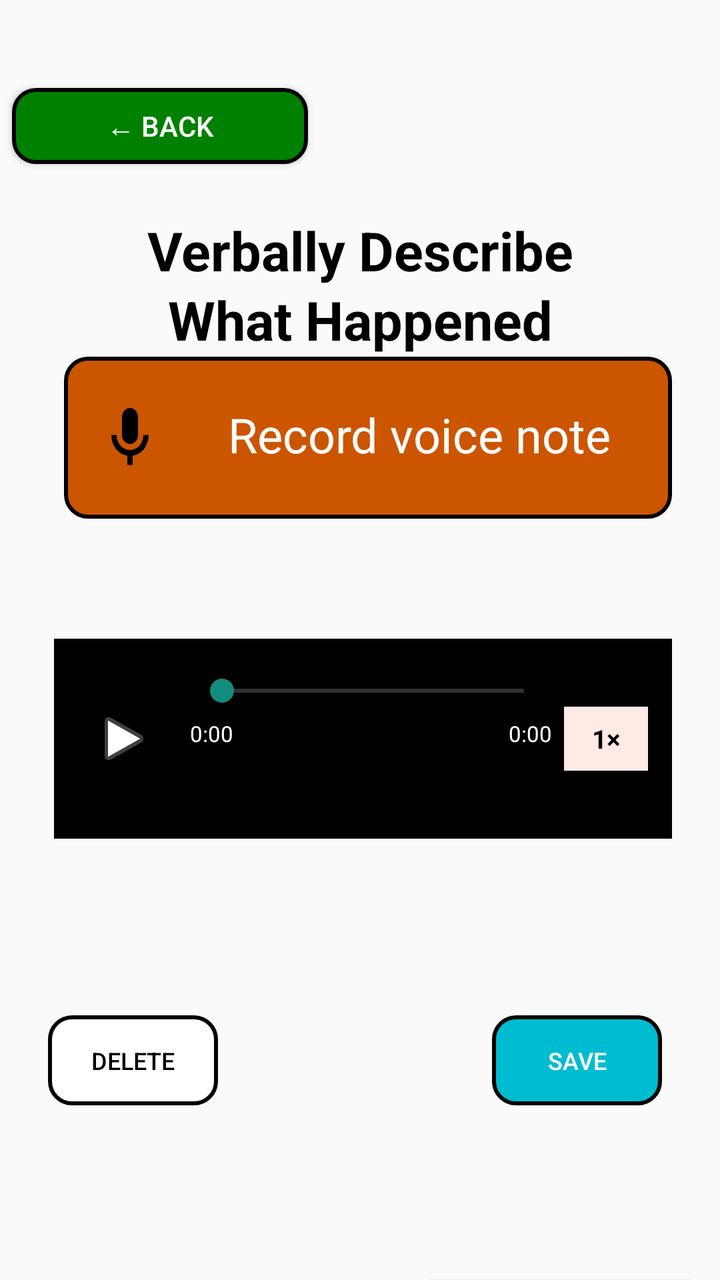
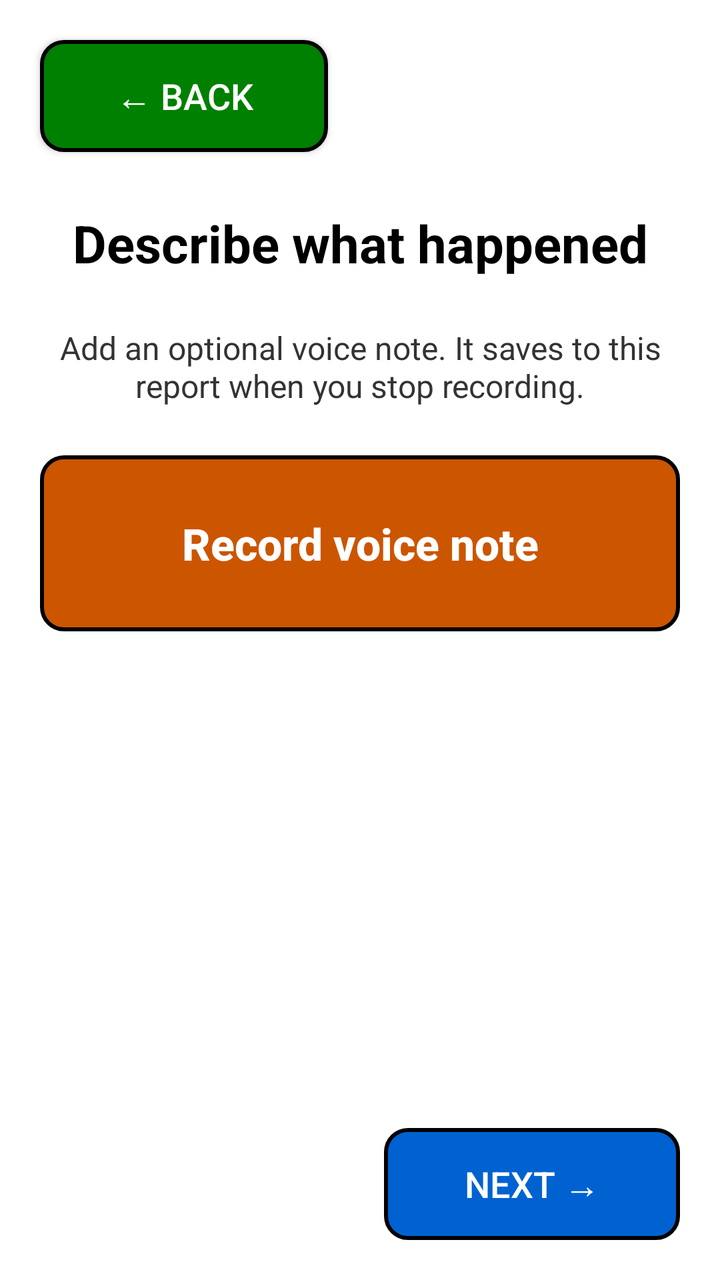

Compare the two renders of this Android layout. The source of the first and the diff that turns it into the second are given below.
<!-- AndroidManifest.xml: application theme Theme.JavaReportingSystem -->
<!-- res/layout/activity_report_voice.xml -->
<?xml version="1.0" encoding="utf-8"?>
<androidx.constraintlayout.widget.ConstraintLayout xmlns:android="http://schemas.android.com/apk/res/android"
    xmlns:app="http://schemas.android.com/apk/res-auto"
    xmlns:tools="http://schemas.android.com/tools"
    android:id="@+id/main"
    android:layout_width="match_parent"
    android:layout_height="match_parent"
    tools:context=".ui.ReportVoiceActivity">

    
    <Button
        android:id="@+id/btnBack"
        android:layout_width="148dp"
        android:layout_height="38dp"
        android:layout_marginStart="6dp"
        android:layout_marginTop="44dp"
        android:background="@drawable/back_button"
        android:gravity="center"
        android:minHeight="0dp"
        android:minWidth="0dp"
        android:padding="0dp"
        android:text="← BACK"
        android:textColor="@color/white"
        android:textAllCaps="false"
        android:textSize="14sp"
        app:layout_constraintStart_toStartOf="parent"
        app:layout_constraintTop_toTopOf="parent" />

    
    <TextView
        android:id="@+id/txtHeading"
        android:layout_width="0dp"
        android:layout_height="wrap_content"
        android:text="Verbally Describe\nWhat Happened"
        android:textColor="#000000"
        android:textSize="27sp"
        android:textStyle="bold"
        android:gravity="center"
        android:lineSpacingExtra="3dp"
        app:layout_constraintTop_toBottomOf="@id/btnBack"
        app:layout_constraintStart_toStartOf="parent"
        app:layout_constraintEnd_toEndOf="parent"
        android:layout_marginTop="25dp"
        android:layout_marginStart="12dp"
        android:layout_marginEnd="12dp" />

    
    <androidx.constraintlayout.widget.ConstraintLayout
        android:id="@+id/btnRecord"
        android:layout_width="0dp"
        android:layout_height="81dp"
        android:layout_marginStart="32dp"
        android:layout_marginEnd="24dp"
        android:layout_marginBottom="380dp"
        android:background="@drawable/record_button"
        android:clickable="true"
        android:contentDescription="Record voice note"
        android:focusable="true"
        app:layout_constraintBottom_toBottomOf="parent"
        app:layout_constraintEnd_toEndOf="parent"
        app:layout_constraintHorizontal_bias="1.0"
        app:layout_constraintStart_toStartOf="parent"
        app:layout_constraintTop_toBottomOf="@+id/txtHeading">

        <ImageView
            android:id="@+id/ivMicrophone"
            android:layout_width="32dp"
            android:layout_height="36dp"
            android:layout_marginStart="17dp"
            android:contentDescription="Microphone"
            android:scaleType="fitCenter"
            android:src="@drawable/ic_microphone"
            app:layout_constraintBottom_toBottomOf="parent"
            app:layout_constraintStart_toStartOf="parent"
            app:layout_constraintTop_toTopOf="parent" />

        <TextView
            android:id="@+id/tvRecord"
            android:layout_width="wrap_content"
            android:layout_height="wrap_content"
            android:layout_marginStart="24dp"
            android:layout_marginEnd="8dp"
            android:fontFamily="sans-serif"
            android:text="Record voice note"
            android:textColor="@color/white"
            android:textSize="24sp"
            app:layout_constraintBottom_toBottomOf="parent"
            app:layout_constraintEnd_toEndOf="parent"
            app:layout_constraintHorizontal_bias="0.289"
            app:layout_constraintStart_toEndOf="@id/ivMicrophone"
            app:layout_constraintTop_toTopOf="parent"
            app:layout_constraintVertical_bias="0.469" />
    </androidx.constraintlayout.widget.ConstraintLayout>

    
    <androidx.constraintlayout.widget.ConstraintLayout
        android:id="@+id/audioPlayer"
        android:layout_width="0dp"
        android:layout_height="100dp"
        android:layout_marginStart="27dp"
        android:layout_marginTop="60dp"
        android:layout_marginEnd="24dp"
        android:background="@color/black"
        android:padding="12dp"
        app:layout_constraintBottom_toTopOf="@+id/btnDelete"
        app:layout_constraintEnd_toEndOf="parent"
        app:layout_constraintHorizontal_bias="0.0"
        app:layout_constraintStart_toStartOf="parent"
        app:layout_constraintTop_toBottomOf="@+id/btnRecord"
        app:layout_constraintVertical_bias="0.0">

        
        <ImageButton
            android:id="@+id/btnPlay"
            android:layout_width="46dp"
            android:layout_height="46dp"
            android:background="@drawable/play_button"
            android:backgroundTint="@null"
            android:contentDescription="Play voice note"
            android:padding="12dp"
            android:src="@android:drawable/ic_media_play"
            app:layout_constraintBottom_toBottomOf="parent"
            app:layout_constraintStart_toStartOf="parent"
            app:layout_constraintTop_toTopOf="parent" />

        
        <SeekBar
            android:id="@+id/seekAudio"
            android:layout_width="0dp"
            android:layout_height="28dp"
            android:layout_marginStart="10dp"
            android:layout_marginEnd="4dp"
            android:max="1000"
            android:progress="0"
            android:progressBackgroundTint="#A7C8BD"
            android:progressTint="#128C7E"
            android:splitTrack="false"
            android:thumbTint="#128C7E"
            app:layout_constraintEnd_toStartOf="@id/btnSpeed"
            app:layout_constraintStart_toEndOf="@id/btnPlay"
            app:layout_constraintTop_toTopOf="parent" />

        
        <TextView
            android:id="@+id/txtCurrentTime"
            android:layout_width="wrap_content"
            android:layout_height="wrap_content"
            android:text="0:00"
            android:textColor="@color/white"
            android:textSize="11sp"
            app:layout_constraintStart_toStartOf="@id/seekAudio"
            app:layout_constraintTop_toBottomOf="@id/seekAudio" />

        
        <TextView
            android:id="@+id/txtDuration"
            android:layout_width="wrap_content"
            android:layout_height="wrap_content"
            android:layout_marginEnd="6dp"
            android:text="0:00"
            android:textColor="@color/white"
            android:textSize="11sp"
            app:layout_constraintEnd_toStartOf="@id/btnSpeed"
            app:layout_constraintTop_toBottomOf="@id/seekAudio" />

        
        <TextView
            android:id="@+id/btnSpeed"
            android:layout_width="42dp"
            android:layout_height="32dp"
            android:background="#FFEAE6"
            android:clickable="true"
            android:contentDescription="Change playback speed"
            android:focusable="true"
            android:gravity="center"
            android:text="1×"
            android:textColor="@color/black"
            android:textSize="13sp"
            android:textStyle="bold"
            app:layout_constraintBottom_toBottomOf="parent"
            app:layout_constraintEnd_toEndOf="parent"
            app:layout_constraintTop_toTopOf="parent" />
    </androidx.constraintlayout.widget.ConstraintLayout>

    
    <Button
        android:id="@+id/btnDelete"
        android:layout_width="85dp"
        android:layout_height="45dp"
        android:layout_marginStart="24dp"
        android:background="@drawable/outline_button"
        android:backgroundTint="@null"
        android:padding="0dp"
        android:stateListAnimator="@null"
        android:text="DELETE"
        android:textColor="@color/black"
        android:textSize="12sp"
        app:layout_constraintBottom_toTopOf="@id/btnNext"
        app:layout_constraintStart_toStartOf="parent"
        app:layout_constraintTop_toTopOf="parent"
        app:layout_constraintVertical_bias="0.853" />

    
    <Button
        android:id="@+id/btnSave"
        android:layout_width="85dp"
        android:layout_height="45dp"
        android:layout_marginEnd="29dp"
        android:background="@drawable/save_button"
        android:padding="0dp"
        android:stateListAnimator="@null"
        android:text="SAVE"
        android:textColor="@color/white"
        android:textSize="12sp"
        app:layout_constraintBottom_toBottomOf="@id/btnDelete"
        app:layout_constraintEnd_toEndOf="parent"
        app:layout_constraintTop_toTopOf="@id/btnDelete" />

    
    <Button
        android:id="@+id/btnNext"
        android:layout_width="148dp"
        android:layout_height="38dp"
        android:layout_marginTop="640dp"
        android:background="@drawable/next_button"
        android:gravity="center"
        android:minWidth="0dp"
        android:minHeight="0dp"
        android:padding="0dp"
        android:text="NEXT →"
        android:textAllCaps="false"
        android:textColor="@color/white"
        android:textSize="14sp"
        app:layout_constraintEnd_toEndOf="parent"
        app:layout_constraintHorizontal_bias="0.973"
        app:layout_constraintStart_toStartOf="parent"
        app:layout_constraintTop_toTopOf="parent" />


</androidx.constraintlayout.widget.ConstraintLayout>
<!-- resources referenced by this layout -->
<resources>
  <color name="black">#FF000000</color>
  <color name="white">#FFFFFFFF</color>
  <!-- drawable back_button (drawable) -->
  <?xml version="1.0" encoding="utf-8"?>
  <shape xmlns:android="http://schemas.android.com/apk/res/android"
      android:shape="rectangle">
  
      <solid android:color="#008000" />
  
      <stroke
          android:width="2dp"
          android:color="#000000" />
  
      <corners android:radius="11dp" />
  
  </shape>
  <!-- drawable ic_microphone (drawable) -->
  <vector xmlns:android="http://schemas.android.com/apk/res/android"
      android:width="32dp"
      android:height="36dp"
      android:viewportWidth="24"
      android:viewportHeight="24">
  
      <path
          android:fillColor="#000000"
          android:pathData="M12,14a3,3 0,0 0,3 -3V5a3,3 0,0 0,-6 0v6a3,3 0,0 0,3 3zM17,11a5,5 0,0 1,-10 0H5a7,7 0,0 0,6 6.93V21h2v-3.07A7,7 0,0 0,19 11z" />
  </vector>
  <!-- drawable next_button (drawable) -->
  <?xml version="1.0" encoding="utf-8"?>
  <shape xmlns:android="http://schemas.android.com/apk/res/android"
      android:shape="rectangle">
  
      <solid android:color="#0062D1" />
  
      <stroke
          android:width="2dp"
          android:color="#000000" />
  
      <corners android:radius="11dp" />
  
  </shape>
  <!-- drawable outline_button (drawable) -->
  <?xml version="1.0" encoding="utf-8"?>
  <shape xmlns:android="http://schemas.android.com/apk/res/android"
      android:shape="rectangle">
  
      <solid android:color="#FFFFFF" />
  
      <stroke
          android:width="2dp"
          android:color="#000000" />
  
      <corners android:radius="11dp" />
  
  </shape>
  <!-- drawable play_button (drawable) -->
  <vector xmlns:android="http://schemas.android.com/apk/res/android" android:height="24dp" android:tint="#000000" android:viewportHeight="24" android:viewportWidth="24" android:width="24dp">
  
      <path android:fillColor="@android:color/white" android:pathData="M10,16.5l6,-4.5 -6,-4.5v9zM12,2C6.48,2 2,6.48 2,12s4.48,10 10,10 10,-4.48 10,-10S17.52,2 12,2zM12,20c-4.41,0 -8,-3.59 -8,-8s3.59,-8 8,-8 8,3.59 8,8 -3.59,8 -8,8z"/>
  
  </vector>
  <!-- drawable record_button (drawable) -->
  <?xml version="1.0" encoding="utf-8"?>
  <shape xmlns:android="http://schemas.android.com/apk/res/android"
      android:shape="rectangle">
  
      <solid android:color="#CC5500" />
  
      <stroke
          android:width="2dp"
          android:color="#000000" />
  
      <corners android:radius="11dp" />
  
  </shape>
  <!-- drawable save_button (drawable) -->
  <?xml version="1.0" encoding="utf-8"?>
  <shape xmlns:android="http://schemas.android.com/apk/res/android"
      android:shape="rectangle">
  
      <solid android:color="#00BCD1" />
  
      <stroke
          android:width="2dp"
          android:color="#000000" />
  
      <corners android:radius="11dp" />
  
  </shape>
  <style name="Theme.JavaReportingSystem" parent="Base.Theme.JavaReportingSystem" />
  <style name="Base.Theme.JavaReportingSystem" parent="Theme.AppCompat.DayNight.NoActionBar">
          
          
      </style>
</resources>

<!-- the commit's change to res/layout/activity_report_voice.xml (unified diff, before → after) -->
@@ -5,236 +5,120 @@
     android:id="@+id/main"
     android:layout_width="match_parent"
     android:layout_height="match_parent"
+    android:background="@android:color/white"
     tools:context=".ui.ReportVoiceActivity">
 
-    
     <Button
         android:id="@+id/btnBack"
-        android:layout_width="148dp"
-        android:layout_height="38dp"
-        android:layout_marginStart="6dp"
-        android:layout_marginTop="44dp"
+        android:layout_width="144dp"
+        android:layout_height="56dp"
+        android:layout_marginStart="20dp"
+        android:layout_marginTop="20dp"
         android:background="@drawable/back_button"
-        android:gravity="center"
-        android:minHeight="0dp"
-        android:minWidth="0dp"
-        android:padding="0dp"
-        android:text="← BACK"
+        android:text="@string/back"
+        android:textAllCaps="false"
         android:textColor="@color/white"
-        android:textAllCaps="false"
-        android:textSize="14sp"
+        android:textSize="18sp"
         app:layout_constraintStart_toStartOf="parent"
         app:layout_constraintTop_toTopOf="parent" />
 
-    
     <TextView
         android:id="@+id/txtHeading"
         android:layout_width="0dp"
         android:layout_height="wrap_content"
-        android:text="Verbally Describe\nWhat Happened"
-        android:textColor="#000000"
-        android:textSize="27sp"
+        android:layout_marginStart="20dp"
+        android:layout_marginTop="28dp"
+        android:layout_marginEnd="20dp"
+        android:gravity="center"
+        android:text="@string/voice_heading"
+        android:textColor="@android:color/black"
+        android:textSize="26sp"
         android:textStyle="bold"
-        android:gravity="center"
-        android:lineSpacingExtra="3dp"
-        app:layout_constraintTop_toBottomOf="@id/btnBack"
+        app:layout_constraintEnd_toEndOf="parent"
         app:layout_constraintStart_toStartOf="parent"
+        app:layout_constraintTop_toBottomOf="@id/btnBack" />
+
+    <ScrollView
+        android:id="@+id/voiceContent"
+        android:layout_width="0dp"
+        android:layout_height="0dp"
+        android:fillViewport="true"
+        app:layout_constraintBottom_toTopOf="@id/btnNext"
         app:layout_constraintEnd_toEndOf="parent"
-        android:layout_marginTop="25dp"
-        android:layout_marginStart="12dp"
-        android:layout_marginEnd="12dp" />
+        app:layout_constraintStart_toStartOf="parent"
+        app:layout_constraintTop_toBottomOf="@id/txtHeading">
 
-    
-    <androidx.constraintlayout.widget.ConstraintLayout
-        android:id="@+id/btnRecord"
-        android:layout_width="0dp"
-        android:layout_height="81dp"
-        android:layout_marginStart="32dp"
-        android:layout_marginEnd="24dp"
-        android:layout_marginBottom="380dp"
-        android:background="@drawable/record_button"
-        android:clickable="true"
-        android:contentDescription="Record voice note"
-        android:focusable="true"
-        app:layout_constraintBottom_toBottomOf="parent"
-        app:layout_constraintEnd_toEndOf="parent"
-        app:layout_constraintHorizontal_bias="1.0"
-        app:layout_constraintStart_toStartOf="parent"
-        app:layout_constraintTop_toBottomOf="@+id/txtHeading">
+        <LinearLayout
+            android:layout_width="match_parent"
+            android:layout_height="wrap_content"
+            android:orientation="vertical"
+            android:paddingStart="20dp"
+            android:paddingTop="24dp"
+            android:paddingEnd="20dp"
+            android:paddingBottom="24dp">
 
-        <ImageView
-            android:id="@+id/ivMicrophone"
-            android:layout_width="32dp"
-            android:layout_height="36dp"
-            android:layout_marginStart="17dp"
-            android:contentDescription="Microphone"
-            android:scaleType="fitCenter"
-            android:src="@drawable/ic_microphone"
-            app:layout_constraintBottom_toBottomOf="parent"
-            app:layout_constraintStart_toStartOf="parent"
-            app:layout_constraintTop_toTopOf="parent" />
+            <TextView
+                android:id="@+id/tvVoiceStatus"
+                android:layout_width="match_parent"
+                android:layout_height="wrap_content"
+                android:gravity="center"
+                android:accessibilityLiveRegion="polite"
+                android:text="@string/voice_hint"
+                android:textColor="#333333"
+                android:textSize="16sp" />
 
-        <TextView
-            android:id="@+id/tvRecord"
-            android:layout_width="wrap_content"
-            android:layout_height="wrap_content"
-            android:layout_marginStart="24dp"
-            android:layout_marginEnd="8dp"
-            android:fontFamily="sans-serif"
-            android:text="Record voice note"
-            android:textColor="@color/white"
-            android:textSize="24sp"
-            app:layout_constraintBottom_toBottomOf="parent"
-            app:layout_constraintEnd_toEndOf="parent"
-            app:layout_constraintHorizontal_bias="0.289"
-            app:layout_constraintStart_toEndOf="@id/ivMicrophone"
-            app:layout_constraintTop_toTopOf="parent"
-            app:layout_constraintVertical_bias="0.469" />
-    </androidx.constraintlayout.widget.ConstraintLayout>
+            <Button
+                android:id="@+id/btnRecord"
+                android:layout_width="match_parent"
+                android:layout_height="wrap_content"
+                android:layout_marginTop="24dp"
+                android:background="@drawable/record_button"
+                android:backgroundTint="@null"
+                android:insetBottom="0dp"
+                android:insetTop="0dp"
+                android:minHeight="88dp"
+                android:padding="16dp"
+                android:stateListAnimator="@null"
+                android:text="@string/record_voice_note"
+                android:textAllCaps="false"
+                android:textColor="@color/white"
+                android:textSize="22sp"
+                android:textStyle="bold" />
 
-    
-    <androidx.constraintlayout.widget.ConstraintLayout
-        android:id="@+id/audioPlayer"
-        android:layout_width="0dp"
-        android:layout_height="100dp"
-        android:layout_marginStart="27dp"
-        android:layout_marginTop="60dp"
-        android:layout_marginEnd="24dp"
-        android:background="@color/black"
-        android:padding="12dp"
-        app:layout_constraintBottom_toTopOf="@+id/btnDelete"
-        app:layout_constraintEnd_toEndOf="parent"
-        app:layout_constraintHorizontal_bias="0.0"
-        app:layout_constraintStart_toStartOf="parent"
-        app:layout_constraintTop_toBottomOf="@+id/btnRecord"
-        app:layout_constraintVertical_bias="0.0">
+            <TextView
+                android:id="@+id/tvRecordTimer"
+                android:layout_width="match_parent"
+                android:layout_height="wrap_content"
+                android:layout_marginTop="12dp"
+                android:gravity="center"
+                android:text="0:00"
+                android:textColor="@android:color/black"
+                android:textSize="18sp"
+                android:visibility="gone" />
 
-        
-        <ImageButton
-            android:id="@+id/btnPlay"
-            android:layout_width="46dp"
-            android:layout_height="46dp"
-            android:background="@drawable/play_button"
-            android:backgroundTint="@null"
-            android:contentDescription="Play voice note"
-            android:padding="12dp"
-            android:src="@android:drawable/ic_media_play"
-            app:layout_constraintBottom_toBottomOf="parent"
-            app:layout_constraintStart_toStartOf="parent"
-            app:layout_constraintTop_toTopOf="parent" />
+            <LinearLayout
+                android:id="@+id/audioPlayer"
+                android:layout_width="match_parent"
+                android:layout_height="wrap_content"
+                android:layout_marginTop="28dp"
+                android:orientation="vertical"
+                android:visibility="gone" />
+        </LinearLayout>
+    </ScrollView>
 
-        
-        <SeekBar
-            android:id="@+id/seekAudio"
-            android:layout_width="0dp"
-            android:layout_height="28dp"
-            android:layout_marginStart="10dp"
-            android:layout_marginEnd="4dp"
-            android:max="1000"
-            android:progress="0"
-            android:progressBackgroundTint="#A7C8BD"
-            android:progressTint="#128C7E"
-            android:splitTrack="false"
-            android:thumbTint="#128C7E"
-            app:layout_constraintEnd_toStartOf="@id/btnSpeed"
-            app:layout_constraintStart_toEndOf="@id/btnPlay"
-            app:layout_constraintTop_toTopOf="parent" />
-
-        
-        <TextView
-            android:id="@+id/txtCurrentTime"
-            android:layout_width="wrap_content"
-            android:layout_height="wrap_content"
-            android:text="0:00"
-            android:textColor="@color/white"
-            android:textSize="11sp"
-            app:layout_constraintStart_toStartOf="@id/seekAudio"
-            app:layout_constraintTop_toBottomOf="@id/seekAudio" />
-
-        
-        <TextView
-            android:id="@+id/txtDuration"
-            android:layout_width="wrap_content"
-            android:layout_height="wrap_content"
-            android:layout_marginEnd="6dp"
-            android:text="0:00"
-            android:textColor="@color/white"
-            android:textSize="11sp"
-            app:layout_constraintEnd_toStartOf="@id/btnSpeed"
-            app:layout_constraintTop_toBottomOf="@id/seekAudio" />
-
-        
-        <TextView
-            android:id="@+id/btnSpeed"
-            android:layout_width="42dp"
-            android:layout_height="32dp"
-            android:background="#FFEAE6"
-            android:clickable="true"
-            android:contentDescription="Change playback speed"
-            android:focusable="true"
-            android:gravity="center"
-            android:text="1×"
-            android:textColor="@color/black"
-            android:textSize="13sp"
-            android:textStyle="bold"
-            app:layout_constraintBottom_toBottomOf="parent"
-            app:layout_constraintEnd_toEndOf="parent"
-            app:layout_constraintTop_toTopOf="parent" />
-    </androidx.constraintlayout.widget.ConstraintLayout>
-
-    
-    <Button
-        android:id="@+id/btnDelete"
-        android:layout_width="85dp"
-        android:layout_height="45dp"
-        android:layout_marginStart="24dp"
-        android:background="@drawable/outline_button"
-        android:backgroundTint="@null"
-        android:padding="0dp"
-        android:stateListAnimator="@null"
-        android:text="DELETE"
-        android:textColor="@color/black"
-        android:textSize="12sp"
-        app:layout_constraintBottom_toTopOf="@id/btnNext"
-        app:layout_constraintStart_toStartOf="parent"
-        app:layout_constraintTop_toTopOf="parent"
-        app:layout_constraintVertical_bias="0.853" />
-
-    
-    <Button
-        android:id="@+id/btnSave"
-        android:layout_width="85dp"
-        android:layout_height="45dp"
-        android:layout_marginEnd="29dp"
-        android:background="@drawable/save_button"
-        android:padding="0dp"
-        android:stateListAnimator="@null"
-        android:text="SAVE"
-        android:textColor="@color/white"
-        android:textSize="12sp"
-        app:layout_constraintBottom_toBottomOf="@id/btnDelete"
-        app:layout_constraintEnd_toEndOf="parent"
-        app:layout_constraintTop_toTopOf="@id/btnDelete" />
-
-    
     <Button
         android:id="@+id/btnNext"
         android:layout_width="148dp"
-        android:layout_height="38dp"
-        android:layout_marginTop="640dp"
+        android:layout_height="56dp"
+        android:layout_marginEnd="20dp"
+        android:layout_marginBottom="20dp"
         android:background="@drawable/next_button"
-        android:gravity="center"
-        android:minWidth="0dp"
-        android:minHeight="0dp"
-        android:padding="0dp"
-        android:text="NEXT →"
+        android:enabled="false"
+        android:text="@string/next"
         android:textAllCaps="false"
         android:textColor="@color/white"
-        android:textSize="14sp"
-        app:layout_constraintEnd_toEndOf="parent"
-        app:layout_constraintHorizontal_bias="0.973"
-        app:layout_constraintStart_toStartOf="parent"
-        app:layout_constraintTop_toTopOf="parent" />
-
+        android:textSize="18sp"
+        app:layout_constraintBottom_toBottomOf="parent"
+        app:layout_constraintEnd_toEndOf="parent" />
 
 </androidx.constraintlayout.widget.ConstraintLayout>
<!-- resource entries referenced after the edit -->
@@ -1,6 +1,5 @@
 <!-- resources referenced by this layout -->
 <resources>
-  <color name="black">#FF000000</color>
   <color name="white">#FFFFFFFF</color>
   <!-- drawable back_button (drawable) -->
   <?xml version="1.0" encoding="utf-8"?>
@@ -16,17 +15,6 @@
       <corners android:radius="11dp" />
   
   </shape>
-  <!-- drawable ic_microphone (drawable) -->
-  <vector xmlns:android="http://schemas.android.com/apk/res/android"
-      android:width="32dp"
-      android:height="36dp"
-      android:viewportWidth="24"
-      android:viewportHeight="24">
-  
-      <path
-          android:fillColor="#000000"
-          android:pathData="M12,14a3,3 0,0 0,3 -3V5a3,3 0,0 0,-6 0v6a3,3 0,0 0,3 3zM17,11a5,5 0,0 1,-10 0H5a7,7 0,0 0,6 6.93V21h2v-3.07A7,7 0,0 0,19 11z" />
-  </vector>
   <!-- drawable next_button (drawable) -->
   <?xml version="1.0" encoding="utf-8"?>
   <shape xmlns:android="http://schemas.android.com/apk/res/android"
@@ -41,26 +29,6 @@
       <corners android:radius="11dp" />
   
   </shape>
-  <!-- drawable outline_button (drawable) -->
-  <?xml version="1.0" encoding="utf-8"?>
-  <shape xmlns:android="http://schemas.android.com/apk/res/android"
-      android:shape="rectangle">
-  
-      <solid android:color="#FFFFFF" />
-  
-      <stroke
-          android:width="2dp"
-          android:color="#000000" />
-  
-      <corners android:radius="11dp" />
-  
-  </shape>
-  <!-- drawable play_button (drawable) -->
-  <vector xmlns:android="http://schemas.android.com/apk/res/android" android:height="24dp" android:tint="#000000" android:viewportHeight="24" android:viewportWidth="24" android:width="24dp">
-  
-      <path android:fillColor="@android:color/white" android:pathData="M10,16.5l6,-4.5 -6,-4.5v9zM12,2C6.48,2 2,6.48 2,12s4.48,10 10,10 10,-4.48 10,-10S17.52,2 12,2zM12,20c-4.41,0 -8,-3.59 -8,-8s3.59,-8 8,-8 8,3.59 8,8 -3.59,8 -8,8z"/>
-  
-  </vector>
   <!-- drawable record_button (drawable) -->
   <?xml version="1.0" encoding="utf-8"?>
   <shape xmlns:android="http://schemas.android.com/apk/res/android"
@@ -75,20 +43,11 @@
       <corners android:radius="11dp" />
   
   </shape>
-  <!-- drawable save_button (drawable) -->
-  <?xml version="1.0" encoding="utf-8"?>
-  <shape xmlns:android="http://schemas.android.com/apk/res/android"
-      android:shape="rectangle">
-  
-      <solid android:color="#00BCD1" />
-  
-      <stroke
-          android:width="2dp"
-          android:color="#000000" />
-  
-      <corners android:radius="11dp" />
-  
-  </shape>
+  <string name="back">← BACK</string>
+  <string name="next">NEXT →</string>
+  <string name="record_voice_note">Record voice note</string>
+  <string name="voice_heading">Describe what happened</string>
+  <string name="voice_hint">Add an optional voice note. It saves to this report when you stop recording.</string>
   <style name="Theme.JavaReportingSystem" parent="Base.Theme.JavaReportingSystem" />
   <style name="Base.Theme.JavaReportingSystem" parent="Theme.AppCompat.DayNight.NoActionBar">
           
